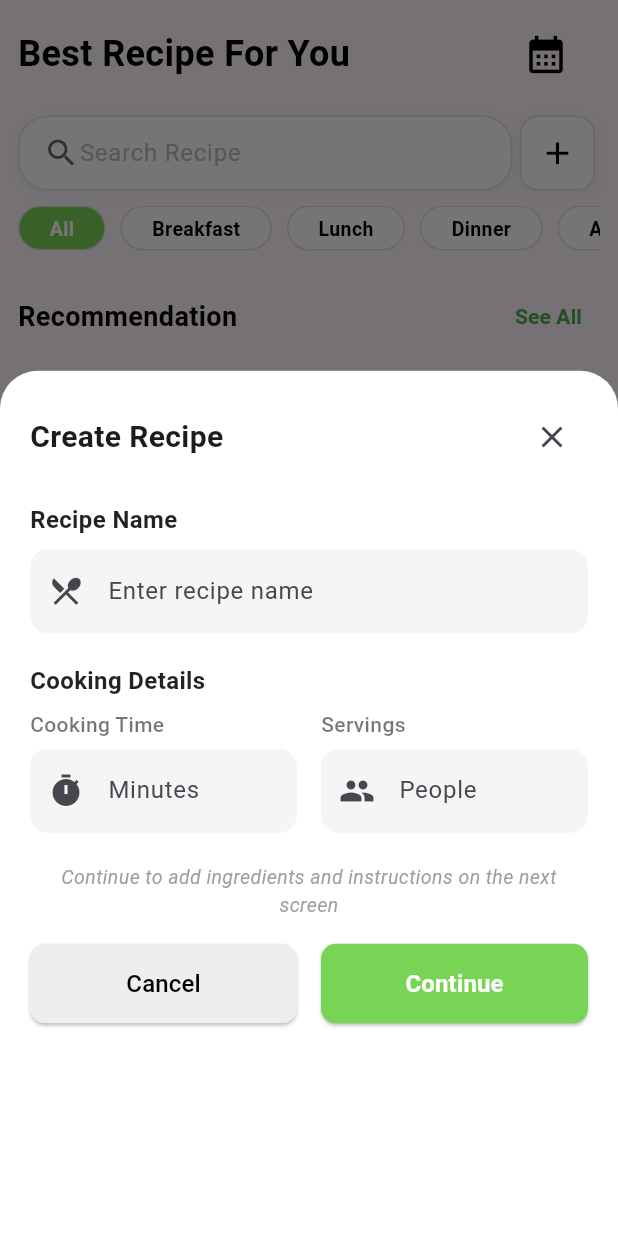
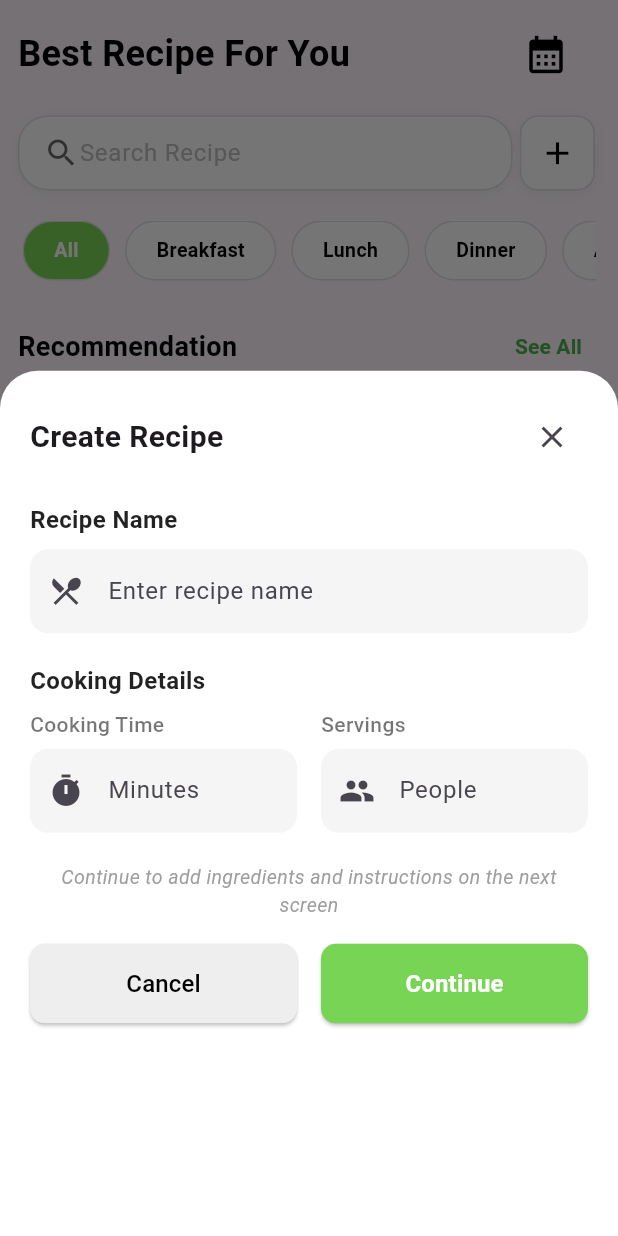
Before and after one commit to HathaithipKaewkam/food_management, a Flutter app: the RecipeScreen screen opened directly, after a tap on the "add" icon, on a phone screen of 412 x 824 dp. Run offline on Flutter 3.47's test engine with Material 3 defaults, Android fonts, the phone set to English and light mode, and no system bars; our stand-ins replace animated_bottom_navigation_bar, animated_text_kit, cached_network_image, carousel_slider, cloud_firestore, dropdown_button2 and 13 more; missing offline and left inert: dotted_dashed_line, simple_animation_progress_bar; accounts and stored records are empty; network calls fail; key blocks and very long unbroken strings in the code were emptied for the run.

Commit message:
update sort recipe

```diff
--- a/lib/screens/recipe/popular_screen.dart
+++ b/lib/screens/recipe/popular_screen.dart
@@ -98,7 +98,7 @@ class _PopularScreen extends State<PopularScreen> {
                         mainAxisSpacing: 20,
                         childAspectRatio: 0.85,
                       ),
-                      itemCount: widget.popularRecipes.length,
+                      itemCount: widget.popularRecipes.length > 5 ? 5 : widget.popularRecipes.length,
                       itemBuilder: (context, index) {
                         final recipe = widget.popularRecipes[index];
                         return GestureDetector(
--- a/lib/screens/recipe/recipe_screen.dart
+++ b/lib/screens/recipe/recipe_screen.dart
@@ -56,6 +56,25 @@ bool isLoadingTopRecipe = true;
   List<Map<String, dynamic>> searchResults = [];
   bool isSearching = false;
   Timer? _debounce;
+   List<Map<String, dynamic>> _allRecommendedRecipes = [];
+  List<Recipe> _allUserRecipes = [];
+  List<Map<String, dynamic>> _allTopUserPreferenceRecipes = [];
+  List<Map<String, dynamic>> _allPopularRecipes = [];
+
+
+   List<String> recipeTypes = [
+      'All',
+      'Breakfast',
+      'Lunch',
+      'Dinner',
+      'Appetizers',
+      'Main Dishes',
+      'Side Dishes',
+      'Soups',
+      'Snacks',
+      'Desserts',
+      'Beverages',
+    ];
 
   @override
   void initState() {
@@ -176,6 +195,7 @@ bool isLoadingTopRecipe = true;
 
         setState(() {
           userRecipes = loadedRecipes;
+           _allUserRecipes = loadedRecipes;
           isLoadingUserRecipes = false;
         });
       } else {
@@ -232,6 +252,7 @@ bool isLoadingTopRecipe = true;
       if (mounted) {
         setState(() {
           topUserPreferenceRecipes = recipes;
+           _allTopUserPreferenceRecipes = recipes;
           isLoadingTopRecipe = false;
         });
       }
@@ -256,13 +277,18 @@ bool isLoadingTopRecipe = true;
         final recipes =
             await _recommendationService.getRecommendedRecipes(user.uid);
 
+
+
         if (recipes.isNotEmpty) {
           print('First recipe: ${recipes[0]['title']}');
         }
 
+          final convertedRecipes = _convertRecipeData(recipes);
+
       if (mounted) {
         setState(() {
-            recommendedRecipes = recipes;
+          recommendedRecipes = convertedRecipes;
+           _allRecommendedRecipes = convertedRecipes;
           isLoading = false;
         });
         }
@@ -299,6 +325,7 @@ bool isLoadingTopRecipe = true;
       if (mounted) {
         setState(() {
           popularRecipes = recipes;
+           _allPopularRecipes = recipes;
           isLoadingPopularRecipes = false;
         });
       }
@@ -310,6 +337,75 @@ bool isLoadingTopRecipe = true;
         });
       }
     }
+  }
+
+List<Map<String, dynamic>> _filterApiRecipesByCategory(List<Map<String, dynamic>> recipes) {
+  if (selectedCategoryIndex == 0) { // 'All' category
+    return recipes;
+  }
+
+  String selectedCategory = recipeTypes[selectedCategoryIndex].toLowerCase();
+
+  // เพิ่ม logging เพื่อตรวจสอบข้อมูล
+  print("🔍 Selected category: $selectedCategory");
+
+  return recipes.where((recipe) {
+    bool matched = false;
+
+    // ตรวจสอบ dishTypes
+    if (recipe['dishTypes'] != null && recipe['dishTypes'] is List && (recipe['dishTypes'] as List).isNotEmpty) {
+      for (var type in recipe['dishTypes']) {
+        String typeStr = type.toString().toLowerCase().trim();
+        print("📊 Comparing: '$typeStr' with '$selectedCategory'");
+
+        // เปรียบเทียบแบบยืดหยุ่นมากขึ้น - ตรวจสอบว่ามีคำนี้อยู่ใน type หรือไม่
+        if (typeStr.contains(selectedCategory) || selectedCategory.contains(typeStr)) {
+          matched = true;
+          break;
+        }
+      }
+    }
+
+    // ตรวจสอบ mealType ถ้ามี
+    if (!matched && recipe['mealType'] != null) {
+      String mealType = recipe['mealType'].toString().toLowerCase().trim();
+      if (mealType.contains(selectedCategory) || selectedCategory.contains(mealType)) {
+        matched = true;
+      }
+    }
+
+    // ตรวจสอบ category ถ้ามี (บางครั้ง API อาจใช้ field นี้)
+    if (!matched && recipe['category'] != null) {
+      String category = recipe['category'].toString().toLowerCase().trim();
+      if (category.contains(selectedCategory) || selectedCategory.contains(category)) {
+        matched = true;
+      }
+    }
+
+    return matched;
+  }).toList();
+}
+
+// ฟังก์ชันกรอง Recipe objects
+List<Recipe> _filterUserRecipesByCategory(List<Recipe> recipes) {
+  if (selectedCategoryIndex == 0) { // 'All' category
+    return recipes;
+  }
+
+  String selectedCategory = recipeTypes[selectedCategoryIndex];
+
+  return recipes.where((recipe) {
+    return recipe.category.toLowerCase() == selectedCategory.toLowerCase();
+  }).toList();
+}
+
+void _updateDisplayRecipesByCategory() {
+  setState(() {
+    recommendedRecipes = _filterApiRecipesByCategory(_allRecommendedRecipes);
+    userRecipes = _filterUserRecipesByCategory(_allUserRecipes);
+    topUserPreferenceRecipes = _filterApiRecipesByCategory(_allTopUserPreferenceRecipes);
+    popularRecipes = _filterApiRecipesByCategory(_allPopularRecipes);
+  });
 }
 
    void _searchRecipes(String query) {
@@ -397,19 +493,7 @@ bool isLoadingTopRecipe = true;
 
     List<Recipe> recipeList = [];
 
-    List<String> recipeTypes = [
-      'All',
-      'Breakfast',
-      'Lunch',
-      'Dinner',
-      'Appetizers',
-      'Main Dishes',
-      'Side Dishes',
-      'Soups',
-      'Snacks',
-      'Desserts',
-      'Beverages',
-    ];
+
 
 
 
@@ -798,15 +882,15 @@ bool isLoadingTopRecipe = true;
               ],
             )
           else
-          SizedBox(height: 10),
+          SizedBox(height: 20),
           Column (
             children : [
 
               // Category Selector
               Padding(
-                padding: const EdgeInsets.symmetric(horizontal: 12.0),
+                padding: const EdgeInsets.symmetric(horizontal: 15.0),
                 child: SizedBox(
-                  height: 30,
+                  height: 40,
                   child: ListView.builder(
                     scrollDirection: Axis.horizontal,
                     itemCount: recipeTypes.length,
@@ -815,6 +899,7 @@ bool isLoadingTopRecipe = true;
                         onTap: () {
                           setState(() {
                             selectedCategoryIndex = index;
+                            _updateDisplayRecipesByCategory();
                           });
                         },
                         child: Container(
@@ -931,12 +1016,7 @@ bool isLoadingTopRecipe = true;
                                               recipeName: recipe['title'] ?? '',
                                               description:
                                                   recipe['summary'] ?? '',
-                                              ingredients:
-                                                  (recipe['extendedIngredients']
-                                                              as List<
-                                                                  dynamic>? ??
-                                                          [])
-                                                      .map((ingredient) {
+                                             ingredients: ((recipe['ingredients'] ?? recipe['extendedIngredients']) as List<dynamic>).map((ingredient) {
                                                 return IngredientUsage(
                                                   ingredient:
                                                       Ingredient.fromAPI(
@@ -1306,8 +1386,13 @@ bool isLoadingTopRecipe = true;
                           : ListView.builder(
                               physics: const NeverScrollableScrollPhysics(),
                               shrinkWrap: true,
-                              itemCount: 5,
+                              itemCount: topUserPreferenceRecipes.length ,
+
+
                               itemBuilder: (context, index) {
+                                   if (index >= topUserPreferenceRecipes.length) {
+      return SizedBox();
+    }
                                 final recipe = topUserPreferenceRecipes[index];
                                 return GestureDetector(
                                   onTap: () {
@@ -1480,10 +1565,13 @@ bool isLoadingTopRecipe = true;
                           : ListView.builder(
                               physics: const NeverScrollableScrollPhysics(),
                               shrinkWrap: true,
-                              itemCount: popularRecipes.length > 3
-                                  ? 3
-                                  : popularRecipes.length,
+                              itemCount: popularRecipes.length,
   itemBuilder: (context, index) {
+
+    if (index >= popularRecipes.length) {
+      return SizedBox();
+    }
+
     final recipe = popularRecipes[index];
                                 final ingredients = (recipe['ingredients'] as List<dynamic>? ?? []).map((ingredient) {
       return IngredientUsage(
--- a/lib/services/recipe_reccomend_service.dart
+++ b/lib/services/recipe_reccomend_service.dart
@@ -146,9 +146,17 @@ class RecipeRecommendationService {
       DocumentSnapshot userDoc = await _firestore.collection('users').doc(userId).get();
 
   // สร้างคีย์แคชที่มีการเปลี่ยนแปลงเมื่อข้อมูลเปลี่ยน
-  Timestamp lastUpdated = userDoc['lastUpdated'] ?? Timestamp.now();
-
-   Map<String, dynamic> userData = userDoc.data() as Map<String, dynamic>;
+  Timestamp lastUpdated;
+      if (userDoc.exists) {
+        Map<String, dynamic>? userData = userDoc.data() as Map<String, dynamic>?;
+        if (userData != null && userData.containsKey('lastUpdated')) {
+          lastUpdated = userData['lastUpdated'];
+        } else {
+          lastUpdated = Timestamp.now();
+        }
+      } else {
+        lastUpdated = Timestamp.now();
+      }
 
   // ดึงข้อมูลวัตถุดิบที่ใกล้หมดอายุเพื่อสร้าง signature
   List<Map<String, dynamic>> expiringIngredients = await fetchIngredientsWithExpiry(userId);
@@ -209,9 +217,23 @@ class RecipeRecommendationService {
           .doc(userId)
           .get();
 
-      if (!macroDoc.exists) {
-        print('⚠️ No macro data found');
-        return [];
+       if (!macroDoc.exists) {
+        print('⚠️ No macro data found, using default values');
+        userMacros = {
+          'calories': 2000.0,
+          'protein': 75.0,
+          'carbs': 250.0,
+          'fat': 65.0
+        };
+      } else {
+        Map<String, dynamic> userMacroData =
+            macroDoc.data() as Map<String, dynamic>;
+        userMacros = {
+          'calories': userMacroData['caloriesPerDay'] ?? 2000.0,
+          'protein': userMacroData['proteinGrams'] ?? 75.0,
+          'carbs': userMacroData['carbsGrams'] ?? 250.0,
+          'fat': userMacroData['fatGrams'] ?? 65.0
+        };
       }
 
       Map<String, dynamic> userMacroData =
```
Also changed, not shown: lib/screens/setting/setting_screen.dart (+0 -16 lines). Lines whose indentation alone changed are shown as unchanged.
